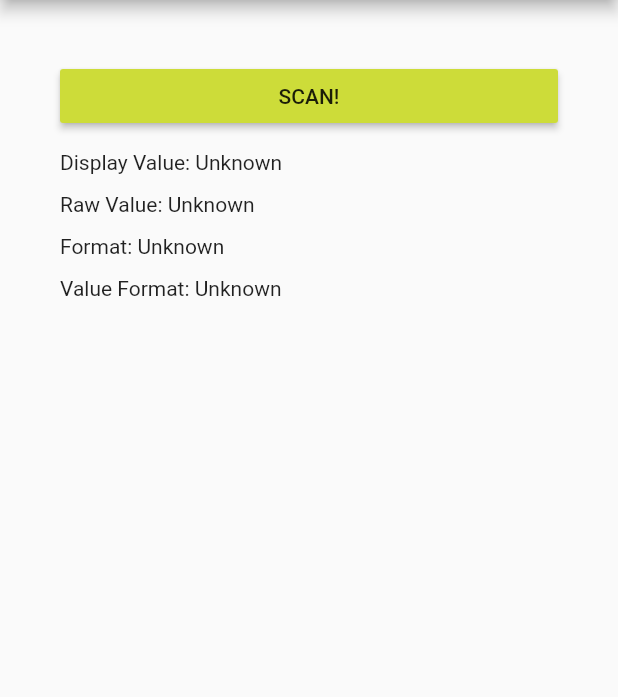
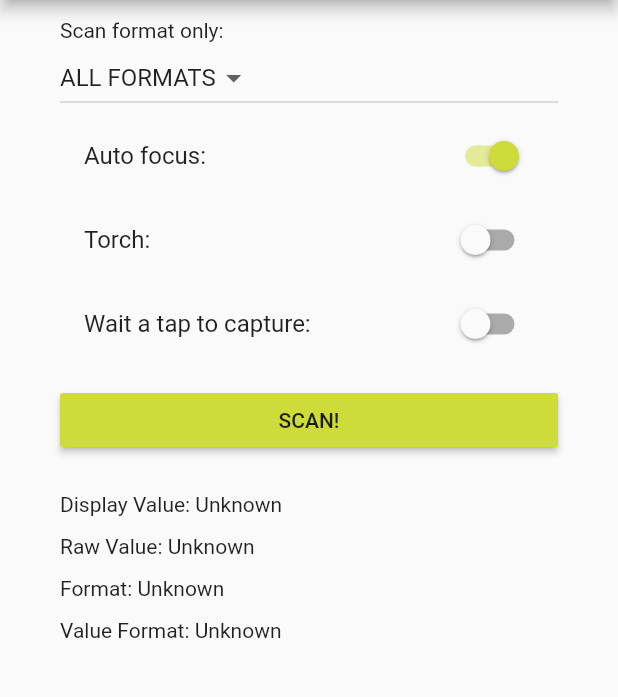
Before and after one commit to edufolly/flutter_mobile_vision, a Flutter app: the screen it shows after launch, after a tap on "SCAN!", on a phone screen of 412 x 824 dp, the part 84-781 px from its top. Run offline on Flutter 3.47's test engine with Material 2 defaults, Android fonts, the phone set to English and light mode, and no system bars.

Commit message:
Wait a tap to capture

```diff
--- a/example/lib/main.dart
+++ b/example/lib/main.dart
@@ -11,10 +11,20 @@ class MyApp extends StatefulWidget {
 }
 
 class _MyAppState extends State<MyApp> {
+  int _onlyFormat = Barcode.ALL_FORMATS;
+  bool _autoFocus = true;
+  bool _torch = false;
+  bool _waitTap = false;
+
   String _displayValue = 'Unknown';
   String _rawValue = 'Unknown';
   String _format = 'Unknown';
   String _valueFormat = 'Unknown';
+
+  @override
+  void initState() {
+    super.initState();
+  }
 
   @override
   Widget build(BuildContext context) {
@@ -28,11 +38,38 @@ class _MyAppState extends State<MyApp> {
           title: new Text('Flutter Mobile Vision'),
         ),
         body: new ListView(
-          padding: EdgeInsets.all(40.0),
+          padding: const EdgeInsets.only(top: 12.0, left: 40.0, right: 40.0),
           children: <Widget>[
-            new RaisedButton(
-              onPressed: _scan,
-              child: new Text('SCAN!'),
+            new Text('Scan format only:'),
+            new DropdownButton(
+              items: _getFormats(),
+              onChanged: (value) => setState(() => _onlyFormat = value),
+              value: _onlyFormat,
+            ),
+            new SwitchListTile(
+              title: new Text('Auto focus:'),
+              value: _autoFocus,
+              onChanged: (value) => setState(() => _autoFocus = value),
+            ),
+            new SwitchListTile(
+              title: new Text('Torch:'),
+              value: _torch,
+              onChanged: (value) => setState(() => _torch = value),
+            ),
+            new SwitchListTile(
+              title: new Text('Wait a tap to capture:'),
+              value: _waitTap,
+              onChanged: (value) => setState(() => _waitTap = value),
+            ),
+            new Padding(
+              padding: const EdgeInsets.only(
+                top: 12.0,
+                bottom: 12.0,
+              ),
+              child: new RaisedButton(
+                onPressed: _scan,
+                child: new Text('SCAN!'),
+              ),
             ),
             new Padding(
               padding: const EdgeInsets.only(top: 12.0),
@@ -56,21 +93,32 @@ class _MyAppState extends State<MyApp> {
     );
   }
 
+  List<DropdownMenuItem<int>> _getFormats() {
+    List<DropdownMenuItem<int>> formatItems = [];
+
+    Barcode.mapFormat.forEach((key, value) {
+      formatItems.add(new DropdownMenuItem(
+        child: new Text(value),
+        value: key,
+      ));
+    });
+
+    return formatItems;
+  }
+
   Future<Null> _scan() async {
-    String displayValue = 'Unknow';
+    String displayValue = 'Unknown';
     String rawValue = 'Unknown';
     String format = 'Unknown';
     String valueFormat = 'Unknown';
 
     try {
       Barcode barcode = await FlutterMobileVision.scan(
-        flash: false,
-        autoFocus: true,
-        formats: Barcode.ALL_FORMATS,
+        flash: _torch,
+        autoFocus: _autoFocus,
+        formats: _onlyFormat,
+        waitTap: _waitTap,
       );
-
-      print(barcode.toMap());
-
       displayValue = barcode.displayValue;
       rawValue = barcode.rawValue;
       format = '${barcode.getFormatString()} (${barcode.format})';
--- a/lib/flutter_mobile_vision.dart
+++ b/lib/flutter_mobile_vision.dart
@@ -10,11 +10,13 @@ class FlutterMobileVision {
     bool flash: false,
     bool autoFocus: true,
     int formats: Barcode.ALL_FORMATS,
+    bool waitTap: false,
   }) async {
     Map<String, dynamic> arguments = {
       'flash': flash,
       'autoFocus': autoFocus,
       'formats': formats,
+      'waitTap': waitTap,
     };
 
     final Map<dynamic, dynamic> map =
@@ -39,6 +41,7 @@ class Barcode {
   static const int UPC_E = 1024;
   static const int PDF417 = 2048;
   static const int AZTEC = 4096;
+
   static const int CONTACT_INFO = 1;
   static const int EMAIL = 2;
   static const int ISBN = 3;
@@ -52,87 +55,63 @@ class Barcode {
   static const int CALENDAR_EVENT = 11;
   static const int DRIVER_LICENSE = 12;
 
+  static const Map mapFormat = {
+    ALL_FORMATS: 'ALL FORMATS',
+    CODE_128: 'CODE 128',
+    CODE_39: 'CODE 39',
+    CODE_93: 'CODE 93',
+    CODABAR: 'CODABAR',
+    DATA_MATRIX: 'DATA MATRIX',
+    EAN_13: 'EAN 13',
+    EAN_8: 'EAN 8',
+    ITF: 'ITF',
+    QR_CODE: 'QR CODE',
+    UPC_A: 'UPC A',
+    UPC_E: 'UPC E',
+    PDF417: 'PDF417',
+    AZTEC: 'AZTEC',
+  };
+
+  static const Map mapValueFormat = {
+    CONTACT_INFO: 'CONTACT INFO',
+    EMAIL: 'EMAIL',
+    ISBN: 'ISBN',
+    PHONE: 'PHONE',
+    PRODUCT: 'PRODUCT',
+    SMS: 'SMS',
+    TEXT: 'TEXT',
+    URL: 'URL',
+    WIFI: 'WIFI',
+    GEO: 'GEO',
+    CALENDAR_EVENT: 'CALENDAR EVENT',
+    DRIVER_LICENSE: 'DRIVER LICENSE',
+  };
+
   final String displayValue;
   final String rawValue;
+  final int format;
   final int valueFormat;
-  final int format;
 
   Barcode.fromMap(Map map)
       : displayValue = map['displayValue'],
         rawValue = map['rawValue'],
-        valueFormat = map['valueFormat'],
-        format = map['format'];
+        format = map['format'],
+        valueFormat = map['valueFormat'];
 
   Map<String, dynamic> toMap() {
     return {
       'displayValue': displayValue,
       'rawValue': rawValue,
+      'format': format,
       'valueFormat': valueFormat,
-      'format': format,
     };
   }
 
   String getFormatString() {
-    switch (format) {
-      case CODE_128:
-        return "CODE 128";
-      case CODE_39:
-        return 'CODE 39';
-      case CODE_93:
-        return 'CODE 93';
-      case CODABAR:
-        return 'CODABAR';
-      case DATA_MATRIX:
-        return 'DATA MATRIX';
-      case EAN_13:
-        return 'EAN 13';
-      case EAN_8:
-        return 'EAN 8';
-      case ITF:
-        return 'ITF';
-      case QR_CODE:
-        return 'QR CODE';
-      case UPC_A:
-        return 'UPC A';
-      case UPC_E:
-        return 'UPC E';
-      case PDF417:
-        return 'PDF417';
-      case AZTEC:
-        return 'AZTEC';
-      default:
-        return 'UNKNOWN';
-    }
+    return mapFormat[format] ?? 'UNKNOWN';
   }
 
   String getValueFormatString() {
-    switch (valueFormat) {
-      case CONTACT_INFO:
-        return 'CONTACT INFO';
-      case EMAIL:
-        return 'EMAIL';
-      case ISBN:
-        return 'ISBN';
-      case PHONE:
-        return 'PHONE';
-      case PRODUCT:
-        return 'PRODUCT';
-      case SMS:
-        return 'SMS';
-      case TEXT:
-        return 'TEXT';
-      case URL:
-        return 'URL';
-      case WIFI:
-        return 'WIFI';
-      case GEO:
-        return 'GEO';
-      case CALENDAR_EVENT:
-        return 'CALENDAR EVENT';
-      case DRIVER_LICENSE:
-        return 'DRIVER LICENSE';
-      default:
-        return 'UNKNOWN';
-    }
+    return mapValueFormat[valueFormat] ?? 'UNKNOWN';
   }
 }
```
Also changed, not shown: docs/flutter_01.png (added), docs/flutter_02.png (added), docs/flutter_03.png (added), docs/flutter_04.png (added), 6 other files.
